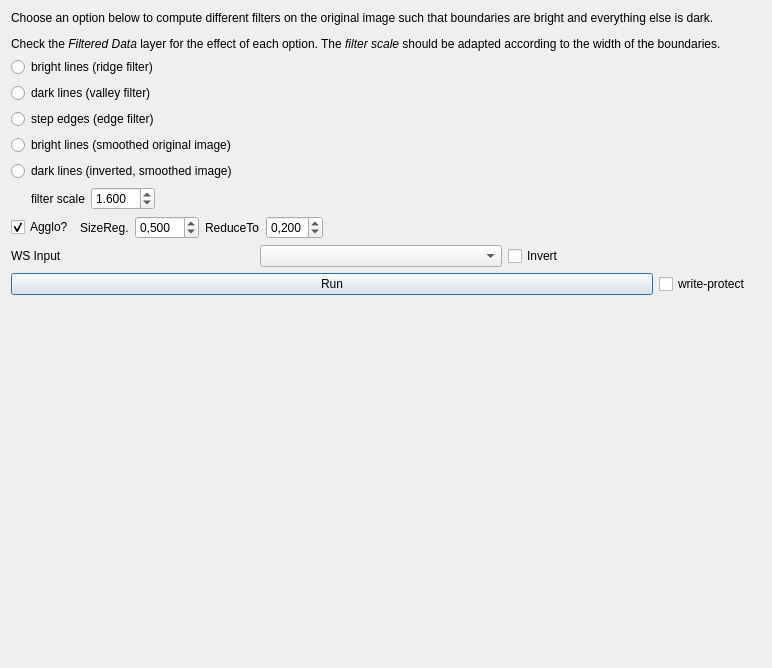
Qt form ilastik/workflows/carving/preprocessingDrawer.ui (ilastik/ilastik) before a commit.
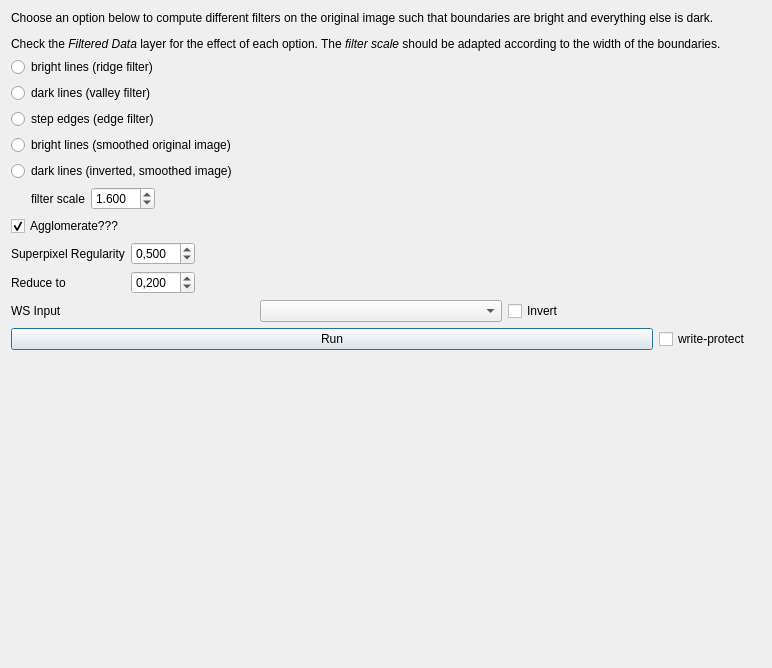
The same form after that commit. Icons and pictures are not drawn.

What changed in the file:
```diff
--- a/ilastik/workflows/carving/preprocessingDrawer.ui
+++ b/ilastik/workflows/carving/preprocessingDrawer.ui
@@ -163,48 +163,8 @@
       </layout>
      </item>
      <item>
-      <layout class="QHBoxLayout" name="horizontalLayout_2">
-       <item>
-        <widget class="QCheckBox" name="doAggloCheckBox">
-         <property name="text">
-          <string>Agglo?</string>
-         </property>
-         <property name="checked">
-          <bool>true</bool>
-         </property>
-        </widget>
-       </item>
-       <item>
-        <widget class="QLabel" name="label_3">
-         <property name="text">
-          <string>SizeReg.</string>
-         </property>
-        </widget>
-       </item>
-       <item>
-        <widget class="QDoubleSpinBox" name="sizeRegularizerSpin">
-         <property name="decimals">
-          <number>3</number>
-         </property>
-         <property name="maximum">
-          <double>50.000000000000000</double>
-         </property>
-         <property name="singleStep">
-          <double>0.050000000000000</double>
-         </property>
-         <property name="value">
-          <double>0.500000000000000</double>
-         </property>
-        </widget>
-       </item>
-       <item>
-        <widget class="QLabel" name="label_4">
-         <property name="text">
-          <string>ReduceTo</string>
-         </property>
-        </widget>
-       </item>
-       <item>
+      <layout class="QGridLayout" name="gridLayout_2">
+       <item row="2" column="3">
         <widget class="QDoubleSpinBox" name="reduceToSpin">
          <property name="decimals">
           <number>3</number>
@@ -223,7 +183,59 @@
          </property>
         </widget>
        </item>
-       <item>
+       <item row="2" column="4">
+        <spacer name="horizontalSpacer_4">
+         <property name="orientation">
+          <enum>Qt::Horizontal</enum>
+         </property>
+         <property name="sizeHint" stdset="0">
+          <size>
+           <width>40</width>
+           <height>20</height>
+          </size>
+         </property>
+        </spacer>
+       </item>
+       <item row="2" column="0">
+        <widget class="QLabel" name="label_3">
+         <property name="toolTip">
+          <string>Reduce the number of superpixels to this parameter * original number. By defalut, reduce to 20% of the original superpixel number.</string>
+         </property>
+         <property name="text">
+          <string>Reduce to </string>
+         </property>
+        </widget>
+       </item>
+       <item row="1" column="3">
+        <widget class="QDoubleSpinBox" name="sizeRegularizerSpin">
+         <property name="decimals">
+          <number>3</number>
+         </property>
+         <property name="maximum">
+          <double>50.000000000000000</double>
+         </property>
+         <property name="singleStep">
+          <double>0.050000000000000</double>
+         </property>
+         <property name="value">
+          <double>0.500000000000000</double>
+         </property>
+        </widget>
+       </item>
+       <item row="0" column="0">
+        <widget class="QCheckBox" name="doAggloCheckBox">
+         <property name="toolTip">
+          <string>Cluster easy decisions in order to reduce the problem size</string>
+         </property>
+         <property name="text">
+          <string>Agglomerate???</string>
+         </property>
+         <property name="checked">
+          <bool>true</bool>
+         </property>
+        </widget>
+       </item>
+       <item row="1" column="4">
         <spacer name="horizontalSpacer_3">
          <property name="orientation">
           <enum>Qt::Horizontal</enum>
@@ -236,6 +248,29 @@
          </property>
         </spacer>
        </item>
+       <item row="0" column="4">
+        <spacer name="horizontalSpacer_5">
+         <property name="orientation">
+          <enum>Qt::Horizontal</enum>
+         </property>
+         <property name="sizeHint" stdset="0">
+          <size>
+           <width>40</width>
+           <height>20</height>
+          </size>
+         </property>
+        </spacer>
+       </item>
+       <item row="1" column="0">
+        <widget class="QLabel" name="label_4">
+         <property name="toolTip">
+          <string>How regular should the superpixel size be? 0 - no restrictions, 1 - all the same size</string>
+         </property>
+         <property name="text">
+          <string>Superpixel Regularity</string>
+         </property>
+        </widget>
+       </item>
       </layout>
      </item>
      <item>
```
Left out of the diff: 3 changed lines with no effect on the pictures.
